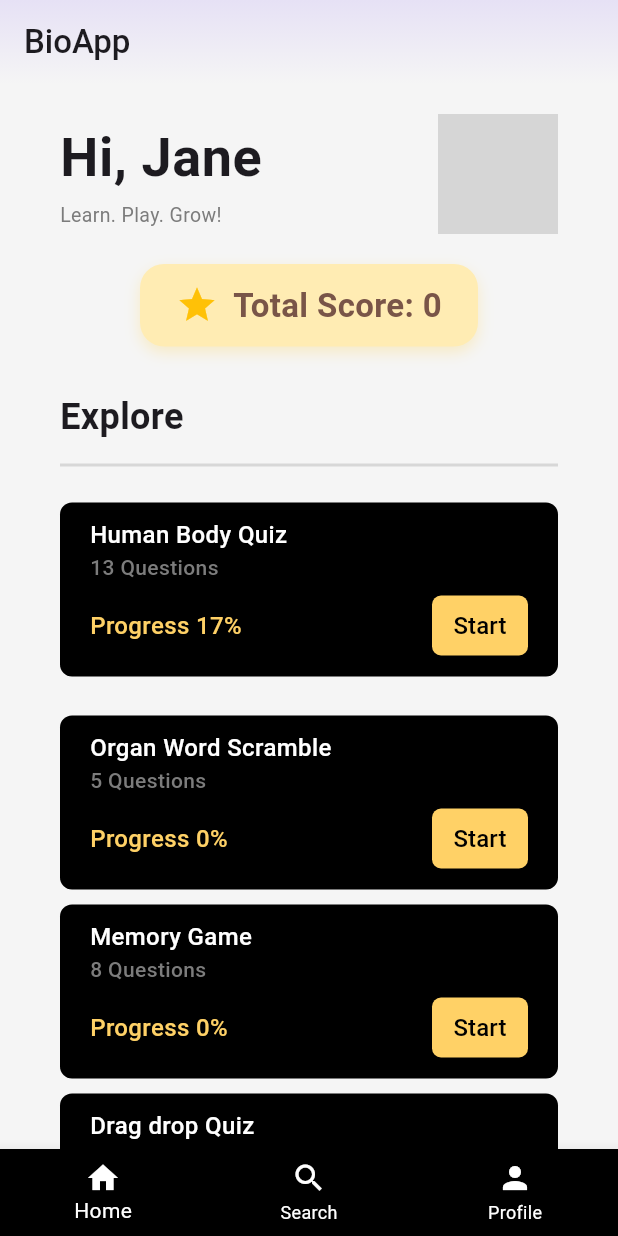
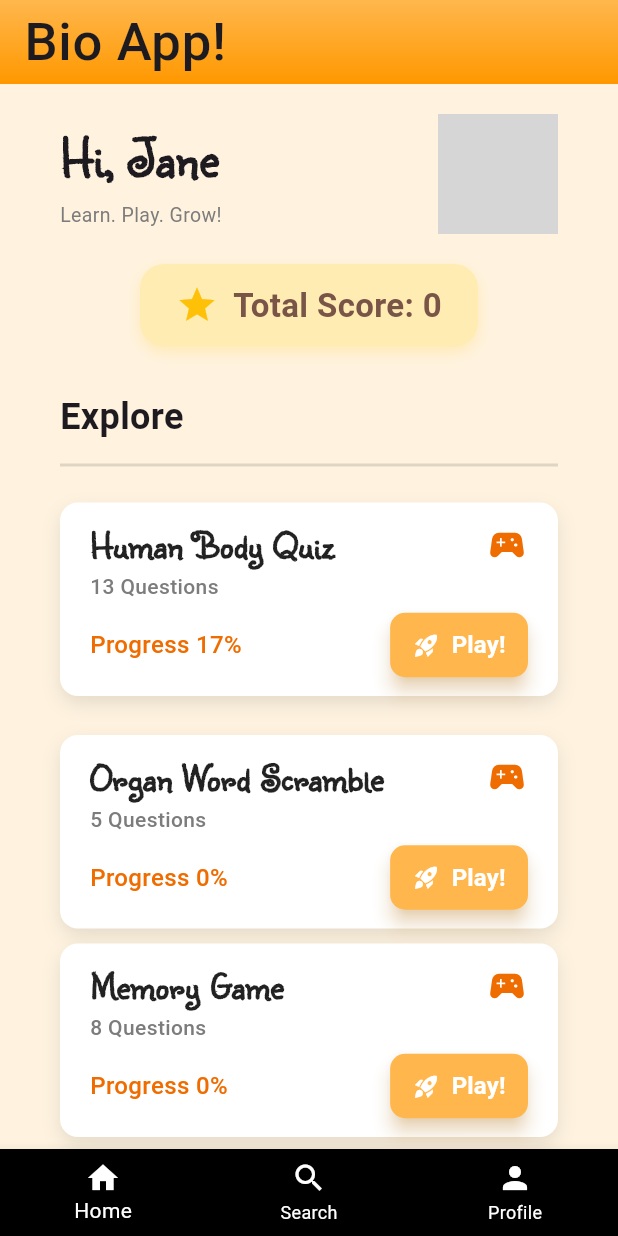
Before and after one commit to rahus12/BioAppDR, a Flutter app: the screen it shows after launch, on a phone screen of 412 x 824 dp. Run offline on Flutter 3.47's test engine with Material 3 defaults, Android fonts, the light colour scheme and no system bars; drawn by our look-alikes of flutter_animate; our stand-ins replace flutter_gemini, flutter_tts, shared_preferences, speech_to_text; Roboto replaces fonts that are missing (Kablammo, Luckiest Guy); project files that could hold a hidden picture were left out; grey boxes are pictures that could not be loaded.

Commit message:
changed theme to orange

```diff
--- a/lib/components/indexcard.dart
+++ b/lib/components/indexcard.dart
@@ -1,4 +1,5 @@
 import 'package:flutter/material.dart';
+import 'package:flutter_animate/flutter_animate.dart';
 
 class IndexCard extends StatelessWidget {
   final String? title;
@@ -23,21 +24,36 @@ class IndexCard extends StatelessWidget {
         Container(
           padding: const EdgeInsets.fromLTRB(20, 10, 20, 10),
           width: double.infinity,
-          height: 116,
           decoration: BoxDecoration(
-            color: Colors.black,
-            borderRadius: BorderRadius.circular(8),
+            color: Colors.white,
+            borderRadius: BorderRadius.circular(12),
+            boxShadow: [
+              BoxShadow(
+                color: Colors.black.withOpacity(0.1),
+                blurRadius: 10,
+                offset: const Offset(0, 5),
+              ),
+            ],
           ),
           child: Column(
             crossAxisAlignment: CrossAxisAlignment.start,
             children: [
-              Text(
-                "$title",
-                style: const TextStyle(
-                  fontSize: 16,
-                  fontWeight: FontWeight.w500,
-                  color: Colors.white,
-                ),
+              Row(
+                mainAxisAlignment: MainAxisAlignment.spaceBetween,
+                children: [
+                  Expanded(
+                    child: Text(
+                      "$title",
+                      style: const TextStyle(
+                        fontSize: 25,
+                        fontWeight: FontWeight.bold,
+                        color: Colors.black87,
+                        fontFamily: 'Sunshine',
+                      ),
+                    ),
+                  ),
+                  Icon(Icons.sports_esports, color: Colors.orange.shade800, size: 28),
+                ],
               ),
               Text(
                 "$questions Questions",
@@ -53,31 +69,32 @@ class IndexCard extends StatelessWidget {
                 children: [
                   Text(
                     "Progress $progress%",
-                    style: const TextStyle(
+                    style: TextStyle(
                       fontSize: 16,
                       fontWeight: FontWeight.w500,
-                      color: Color(0xFFFFD166),
+                      color: Colors.orange.shade800, // Changed for contrast
                     ),
                   ),
-                  ElevatedButton(
+                  ElevatedButton.icon(
                     style: ElevatedButton.styleFrom(
-                      backgroundColor: const Color(0xFFFFD166),
-                      foregroundColor: Colors.black,
-                      fixedSize: const Size(55, 20),
+                      padding: const EdgeInsets.symmetric(horizontal: 15, vertical: 10),
+                      foregroundColor: Colors.white,
+                      backgroundColor: Colors.orange.shade300, // Restoring original color
                       shape: RoundedRectangleBorder(
-                        borderRadius: BorderRadius.circular(6),
+                        borderRadius: BorderRadius.circular(10),
                       ),
-                      padding:
-                          const EdgeInsets.symmetric(horizontal: 5, vertical: 5),
+                      elevation: 5,
+                      shadowColor: Colors.orange.withOpacity(0.5),
                     ),
                     onPressed: () {
                       Navigator.pushNamed(context, onPress);
                     },
-                    child: const Text(
-                      "Start",
-                      style: TextStyle(fontSize: 16),
+                    icon: const Icon(Icons.rocket_launch, size: 18),
+                    label: const Text(
+                      "Play!",
+                      style: TextStyle(fontSize: 16, fontWeight: FontWeight.bold),
                     ),
-                  ),
+                  ).animate().fadeIn(delay: 300.ms).scale(duration: 500.ms, begin: const Offset(0.8, 0.8)),
                 ],
               ),
             ],
--- a/lib/pages/DragDrop.dart
+++ b/lib/pages/DragDrop.dart
@@ -157,6 +157,7 @@ class _DragDropQuizState extends State<DragDrop> {
     List<Map<String, String>>.from(currentQuestion['options']);
 
     return Scaffold(
+      backgroundColor: const Color(0xFFFFF3E0),
       appBar: AppBar(
         title: Text(
           _showSpanish
--- a/lib/pages/Home.dart
+++ b/lib/pages/Home.dart
@@ -42,17 +42,21 @@ class _HomeState extends State<Home> {
       // Gradient AppBar
       appBar: AppBar(
         title: const Text(
-          "BioApp",
-          style: TextStyle(fontWeight: FontWeight.w500),
+          "Bio App!",
+          style: TextStyle(
+              fontWeight: FontWeight.w500,
+              fontSize: 35,
+              letterSpacing: 0.5,
+              fontFamily:'Kablammo'),
         ),
         flexibleSpace: Container(
-          decoration: const BoxDecoration(
+          decoration: BoxDecoration(
             gradient: LinearGradient(
               begin: Alignment.topCenter,
               end: Alignment.bottomCenter,
               colors: [
-                Color(0xFFE6E1F5),
-                Color(0xFFF5F5F5),
+                Colors.orange.shade300,
+                Colors.orange.shade500,
               ],
             ),
           ),
@@ -62,7 +66,7 @@ class _HomeState extends State<Home> {
       body: SingleChildScrollView(
         // Ensures the screen is scrollable if content is large
         child: Container(
-          color: const Color(0xFFF5F5F5),
+          color: const Color(0xFFFFF3E0), // Changed background to light orange
           padding: const EdgeInsets.fromLTRB(40, 20, 40, 0),
           child: Column(
             crossAxisAlignment: CrossAxisAlignment.start,
@@ -80,7 +84,8 @@ class _HomeState extends State<Home> {
                         style: TextStyle(
                           fontSize: 36,
                           fontWeight: FontWeight.w600,
-                          letterSpacing: 0.36,
+                          letterSpacing: 0.5,
+                          fontFamily: 'Sunshine',
                         ),
                       ),
                       SizedBox(height: 4),
--- a/lib/pages/face_lesson.dart
+++ b/lib/pages/face_lesson.dart
@@ -137,6 +137,7 @@ class _FaceLessonState extends State<FaceLesson> {
     }
 
     return Scaffold(
+      backgroundColor: const Color(0xFFFFF3E0),
       appBar: AppBar(
         title: Text(title ?? ""),
         backgroundColor: Colors.purple,
--- a/lib/pages/lesson.dart
+++ b/lib/pages/lesson.dart
@@ -209,6 +209,7 @@ class _LessonState extends State<Lesson> {
     }
 
     return Scaffold(
+      backgroundColor: const Color(0xFFFFF3E0),
       appBar: AppBar(
         title: Text(title),
         backgroundColor: Colors.purple,
@@ -284,7 +285,7 @@ class _LessonState extends State<Lesson> {
             ElevatedButton(
               onPressed: nextLesson,
               style: ElevatedButton.styleFrom(
-                backgroundColor: Colors.purple,
+            backgroundColor: Colors.purple,
                 foregroundColor: Colors.white,
                 padding: const EdgeInsets.symmetric(
                   horizontal: 30,
--- a/lib/pages/mcq.dart
+++ b/lib/pages/mcq.dart
@@ -132,10 +132,11 @@ class _McqState extends State<Mcq> {
     final questionData = questions[currentIndex];
 
     return Scaffold(
+      backgroundColor: const Color(0xFFFFF3E0),
       appBar: AppBar(
         title: const Text("Science MCQ"),
         flexibleSpace: Container(
-          decoration: const BoxDecoration(
+          decoration: BoxDecoration(
             gradient: LinearGradient(
               begin: Alignment.topCenter,
               end: Alignment.bottomCenter,
```
Also changed, not shown: lib/components/lesson_card.dart (+39 -26 lines), lib/main.dart (+8 -0 lines), lib/pages/BodyPartsButtonGame.dart (+8 -11 lines), lib/pages/FaceLearningPage.dart (+5 -4 lines), pubspec.yaml (+19 -6 lines), assets/fonts/LuckiestGuy-Regular.ttf (added), fonts/ButterflyKids-Regular.ttf (added), fonts/LuckiestGuy-Regular.ttf (added), fonts/Sunshiney-Regular.ttf (added), pubspec.lock, 6 other files.
